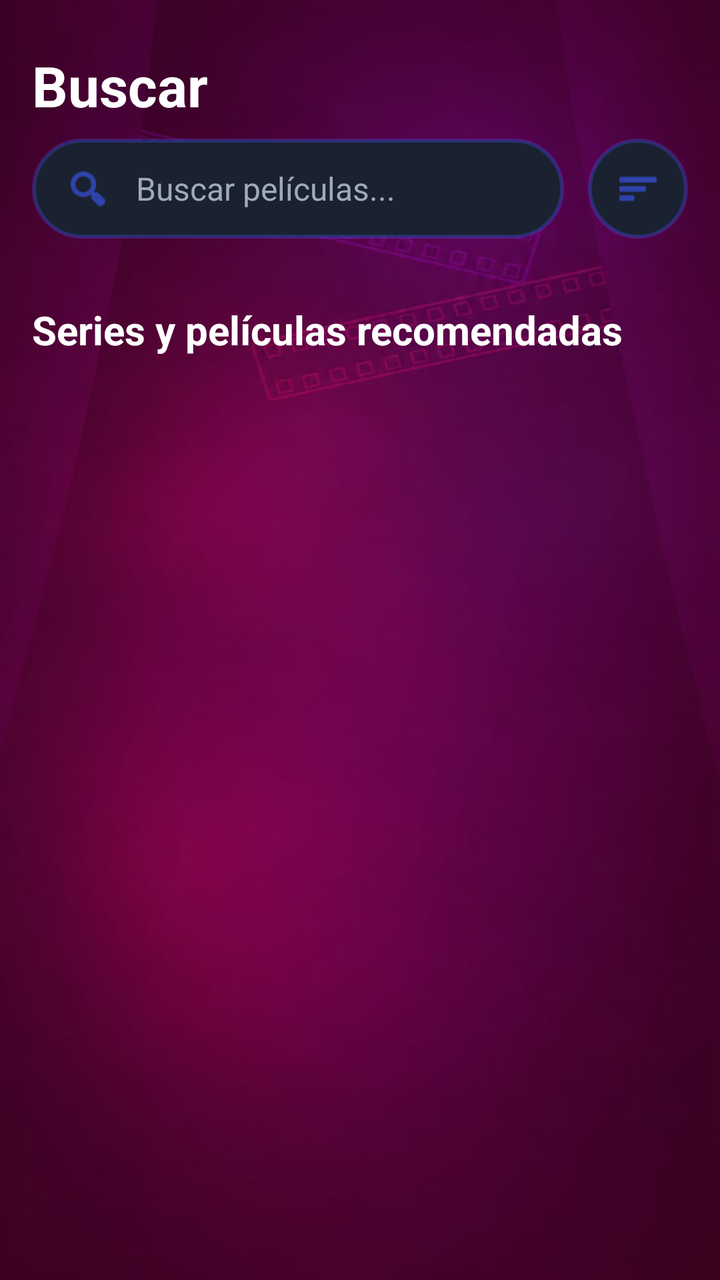
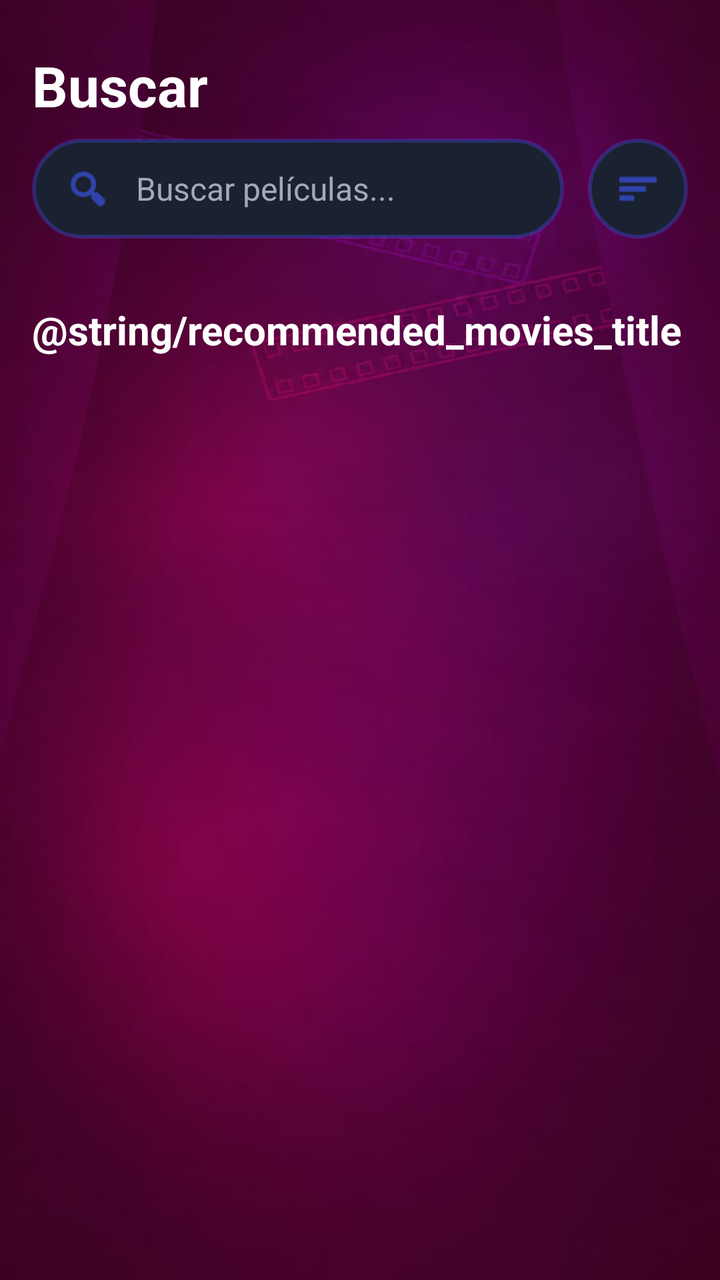

Two renders of the same Android screen: before a commit and after it. Below are the layout's source before the change and the commit's diff.
<!-- AndroidManifest.xml: application theme Theme.MundoPeliculas -->
<!-- res/layout/fragment_search.xml -->
<?xml version="1.0" encoding="utf-8"?>
<LinearLayout xmlns:android="http://schemas.android.com/apk/res/android"
    xmlns:app="http://schemas.android.com/apk/res-auto"
    android:layout_width="match_parent"
    android:layout_height="match_parent"
    android:orientation="vertical"
    android:background="@drawable/fondo_vino">

    
    <TextView
        android:layout_width="match_parent"
        android:layout_height="wrap_content"
        android:text="Buscar"
        android:textColor="#FFFFFF"
        android:textSize="28sp"
        android:textStyle="bold"
        android:paddingHorizontal="16dp"
        android:paddingTop="24dp"
        android:paddingBottom="8dp" />

    
    <LinearLayout
        android:layout_width="match_parent"
        android:layout_height="wrap_content"
        android:paddingHorizontal="16dp"
        android:paddingBottom="16dp"
        android:gravity="center_vertical"
        android:orientation="horizontal">

        <LinearLayout
            android:layout_width="0dp"
            android:layout_height="50dp"
            android:layout_weight="1"
            android:background="@drawable/bg_search_bar_premium"
            android:gravity="center_vertical"
            android:paddingHorizontal="16dp"
            android:orientation="horizontal">

            <ImageView
                android:id="@+id/ivSearchIcon"
                android:layout_width="24dp"
                android:layout_height="24dp"
                android:src="@android:drawable/ic_menu_search"
                app:tint="@color/accent_blue"
                android:contentDescription="@string/search_hint"
                android:clickable="true"
                android:focusable="true" />

            <EditText
                android:id="@+id/etSearchMovie"
                android:layout_width="match_parent"
                android:layout_height="match_parent"
                android:background="@android:color/transparent"
                android:hint="Buscar películas..."
                android:textColorHint="#A0AAB8"
                android:textColor="#FFFFFF"
                android:paddingStart="12dp"
                android:paddingEnd="12dp"
                android:textSize="16sp"
                android:inputType="text"
                android:singleLine="true"
                android:imeOptions="actionSearch" />
        </LinearLayout>

        <ImageView
            android:id="@+id/ivSearchFilter"
            android:layout_width="50dp"
            android:layout_height="50dp"
            android:layout_marginStart="12dp"
            android:background="@drawable/bg_filter_circular"
            android:padding="14dp"
            android:src="@android:drawable/ic_menu_sort_by_size"
            app:tint="@color/accent_blue"
            android:clickable="true"
            android:focusable="true" />
    </LinearLayout>

    <ScrollView
        android:layout_width="match_parent"
        android:layout_height="match_parent"
        android:fillViewport="true">

        <LinearLayout
            android:layout_width="match_parent"
            android:layout_height="wrap_content"
            android:orientation="vertical"
            android:paddingBottom="80dp">

            
            <LinearLayout
                android:id="@+id/layoutRecent"
                android:layout_width="match_parent"
                android:layout_height="wrap_content"
                android:orientation="vertical"
                android:visibility="gone">

                <TextView
                    android:layout_width="match_parent"
                    android:layout_height="wrap_content"
                    android:text="Búsquedas recientes"
                    android:textColor="#FFFFFF"
                    android:textSize="18sp"
                    android:textStyle="bold"
                    android:paddingHorizontal="16dp"
                    android:layout_marginTop="8dp" />

                <com.google.android.material.chip.ChipGroup
                    android:id="@+id/cgRecentSearches"
                    android:layout_width="match_parent"
                    android:layout_height="wrap_content"
                    android:paddingHorizontal="16dp"
                    android:layout_marginTop="8dp"
                    app:chipSpacingHorizontal="8dp" />
            </LinearLayout>

            
            <TextView
                android:id="@+id/tvSearchStatus"
                android:layout_width="match_parent"
                android:layout_height="wrap_content"
                android:textColor="#FFFFFF"
                android:textSize="20sp"
                android:textStyle="bold"
                android:paddingHorizontal="16dp"
                android:layout_marginTop="16dp"
                android:text="Series y películas recomendadas" />

            <androidx.recyclerview.widget.RecyclerView
                android:id="@+id/rvSearchResults"
                android:layout_width="match_parent"
                android:layout_height="wrap_content"
                android:layout_marginTop="12dp"
                android:nestedScrollingEnabled="false"
                android:paddingHorizontal="8dp" />

        </LinearLayout>
    </ScrollView>
</LinearLayout>
<!-- resources referenced by this layout -->
<resources>
  <color name="accent_blue">#3D5AFE</color>
  <!-- drawable bg_filter_circular (drawable) -->
  <?xml version="1.0" encoding="utf-8"?>
  <shape xmlns:android="http://schemas.android.com/apk/res/android"
      android:shape="oval">
      <solid android:color="@color/filter_bg" />
      <stroke
          android:width="2dp"
          android:color="@color/accent_blue_30" />
  </shape>
  <!-- drawable bg_search_bar_premium (drawable) -->
  <?xml version="1.0" encoding="utf-8"?>
  <shape xmlns:android="http://schemas.android.com/apk/res/android">
      <solid android:color="@color/filter_bg" />
      <corners android:radius="25dp" />
      <stroke
          android:width="2dp"
          android:color="@color/accent_blue_30" />
  </shape>
  <!-- drawable fondo_vino: jpg bitmap (drawable, 20423 bytes) -->
  <string name="search_hint">Buscar películas...</string>
  <style name="Theme.MundoPeliculas" parent="Base.Theme.MundoPeliculas" />
  <color name="filter_bg">#1A2130</color>
  <color name="accent_blue_30">#4D3D5AFE</color>
  <style name="Base.Theme.MundoPeliculas" parent="Theme.Material3.DayNight.NoActionBar">
          
          
      </style>
</resources>

<!-- the commit's change to res/layout/fragment_search.xml (unified diff, before → after) -->
@@ -10,8 +10,8 @@
     <TextView
         android:layout_width="match_parent"
         android:layout_height="wrap_content"
-        android:text="Buscar"
-        android:textColor="#FFFFFF"
+        android:text="@string/menu_search"
+        android:textColor="@color/white"
         android:textSize="28sp"
         android:textStyle="bold"
         android:paddingHorizontal="16dp"
@@ -51,9 +51,9 @@
                 android:layout_width="match_parent"
                 android:layout_height="match_parent"
                 android:background="@android:color/transparent"
-                android:hint="Buscar películas..."
-                android:textColorHint="#A0AAB8"
-                android:textColor="#FFFFFF"
+                android:hint="@string/search_hint"
+                android:textColorHint="@color/gray_text"
+                android:textColor="@color/white"
                 android:paddingStart="12dp"
                 android:paddingEnd="12dp"
                 android:textSize="16sp"
@@ -97,8 +97,8 @@
                 <TextView
                     android:layout_width="match_parent"
                     android:layout_height="wrap_content"
-                    android:text="Búsquedas recientes"
-                    android:textColor="#FFFFFF"
+                    android:text="@string/search_recent_title"
+                    android:textColor="@color/white"
                     android:textSize="18sp"
                     android:textStyle="bold"
                     android:paddingHorizontal="16dp"
@@ -118,12 +118,12 @@
                 android:id="@+id/tvSearchStatus"
                 android:layout_width="match_parent"
                 android:layout_height="wrap_content"
-                android:textColor="#FFFFFF"
+                android:textColor="@color/white"
                 android:textSize="20sp"
                 android:textStyle="bold"
                 android:paddingHorizontal="16dp"
                 android:layout_marginTop="16dp"
-                android:text="Series y películas recomendadas" />
+                android:text="@string/recommended_movies_title" />
 
             <androidx.recyclerview.widget.RecyclerView
                 android:id="@+id/rvSearchResults"
<!-- resource entries referenced after the edit -->
@@ -1,6 +1,8 @@
 <!-- resources referenced by this layout -->
 <resources>
   <color name="accent_blue">#3D5AFE</color>
+  <color name="gray_text">#A0AAB8</color>
+  <color name="white">#FFFFFFFF</color>
   <!-- drawable bg_filter_circular (drawable) -->
   <?xml version="1.0" encoding="utf-8"?>
   <shape xmlns:android="http://schemas.android.com/apk/res/android"
@@ -20,7 +22,9 @@
           android:color="@color/accent_blue_30" />
   </shape>
   <!-- drawable fondo_vino: jpg bitmap (drawable, 20423 bytes) -->
+  <string name="menu_search">Buscar</string>
   <string name="search_hint">Buscar películas...</string>
+  <string name="search_recent_title">Búsquedas recientes</string>
   <style name="Theme.MundoPeliculas" parent="Base.Theme.MundoPeliculas" />
   <color name="filter_bg">#1A2130</color>
   <color name="accent_blue_30">#4D3D5AFE</color>
